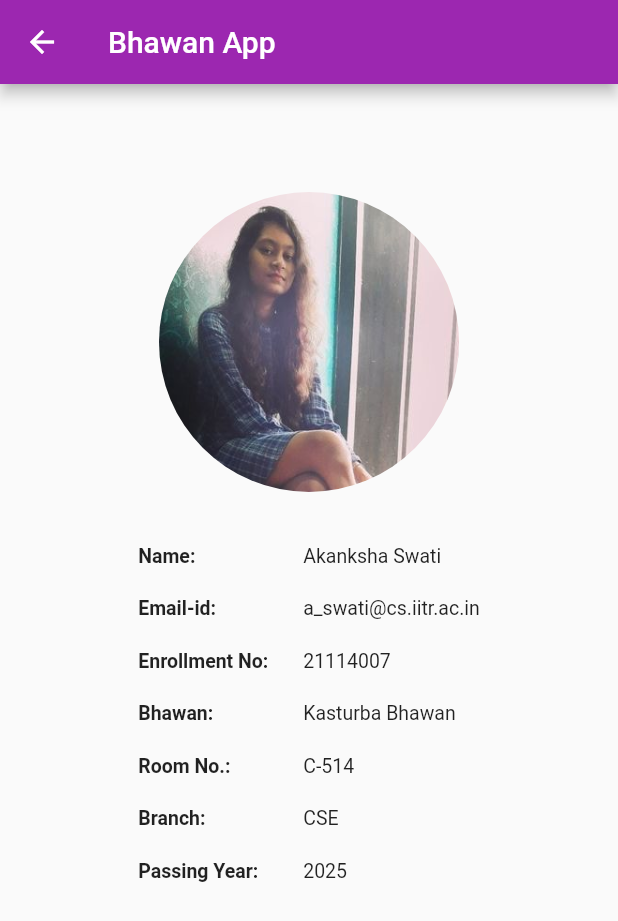
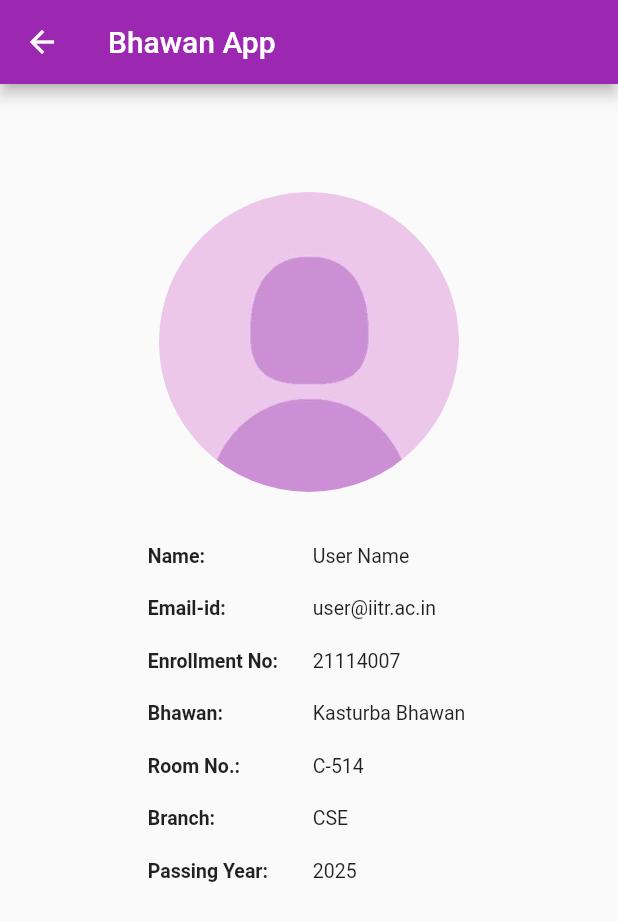
Before and after one commit to aryad03/Bhawan_App, a Flutter app: the ProfilePage screen opened directly, on a phone screen of 412 x 824 dp. Shown: the top 921 px of the screen. Run offline on Flutter 3.47's test engine with Material 2 defaults, Android fonts, the phone set to English and light mode, and no system bars; our stand-ins replace carousel_slider, dropdown_button2.

Commit message:
Changing UI

```diff
--- a/lib/screens/homePage.dart
+++ b/lib/screens/homePage.dart
@@ -43,11 +43,11 @@ class TopBar extends StatelessWidget {
                 children: [
                   DrawerHeader(
                     child: UserAccountsDrawerHeader(
-                      accountName: Text('Akanksha Swati'),
-                      accountEmail: Text('a_swati@cs.iitr.ac.in'),
+                      accountName: Text('User Name'),
+                      accountEmail: Text('user@iitr.ac.in'),
                       currentAccountPicture: CircleAvatar(
                         backgroundColor: Color.fromARGB(43, 140, 161, 1),
-                        foregroundImage: AssetImage('images/Me.jpg'),
+                        foregroundImage: AssetImage('images/default.jpg'),
                       ),
                       currentAccountPictureSize: Size.square(50),
                       decoration: BoxDecoration(color: Colors.purple,),
--- a/lib/screens/profilePage.dart
+++ b/lib/screens/profilePage.dart
@@ -45,7 +45,7 @@ class ProfilePage extends StatelessWidget {
                     Container(
                         decoration: BoxDecoration(
                             shape: BoxShape.circle,
-                            image: DecorationImage(image: AssetImage("images/Me.jpg"))
+                            image: DecorationImage(image: AssetImage("images/default.jpg"))
                         ), height: 200
                     ),
                     SizedBox(height: 20),
@@ -77,9 +77,9 @@ class ProfilePage extends StatelessWidget {
                             Column(
                               crossAxisAlignment: CrossAxisAlignment.start,
                               children: [
-                                Text("Akanksha Swati", style: TextStyle(fontSize: 13),),
+                                Text("User Name", style: TextStyle(fontSize: 13),),
                                 SizedBox(height: 20),
-                                Text("a_swati@cs.iitr.ac.in", style: TextStyle(fontSize: 13),),
+                                Text("user@iitr.ac.in", style: TextStyle(fontSize: 13),),
                                 SizedBox(height: 20),
                                 Text("21114007", style: TextStyle(fontSize: 13),),
                                 SizedBox(height: 20),
```
Also changed, not shown: images/Me.jpg (deleted), images/default.jpg (added).
